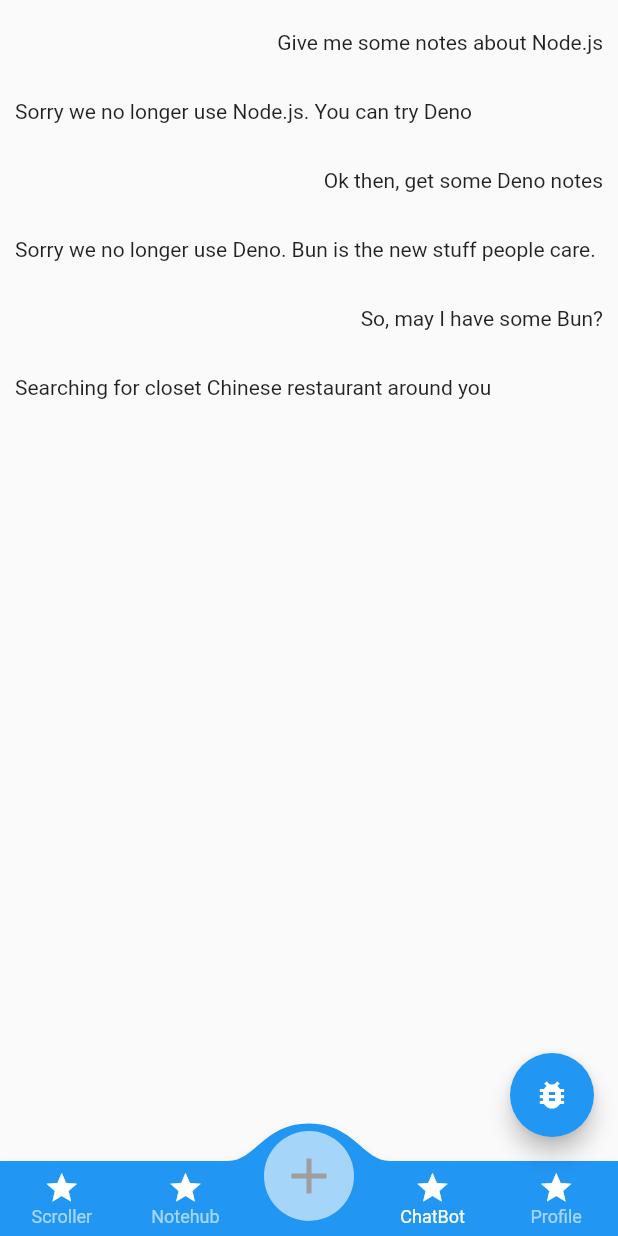
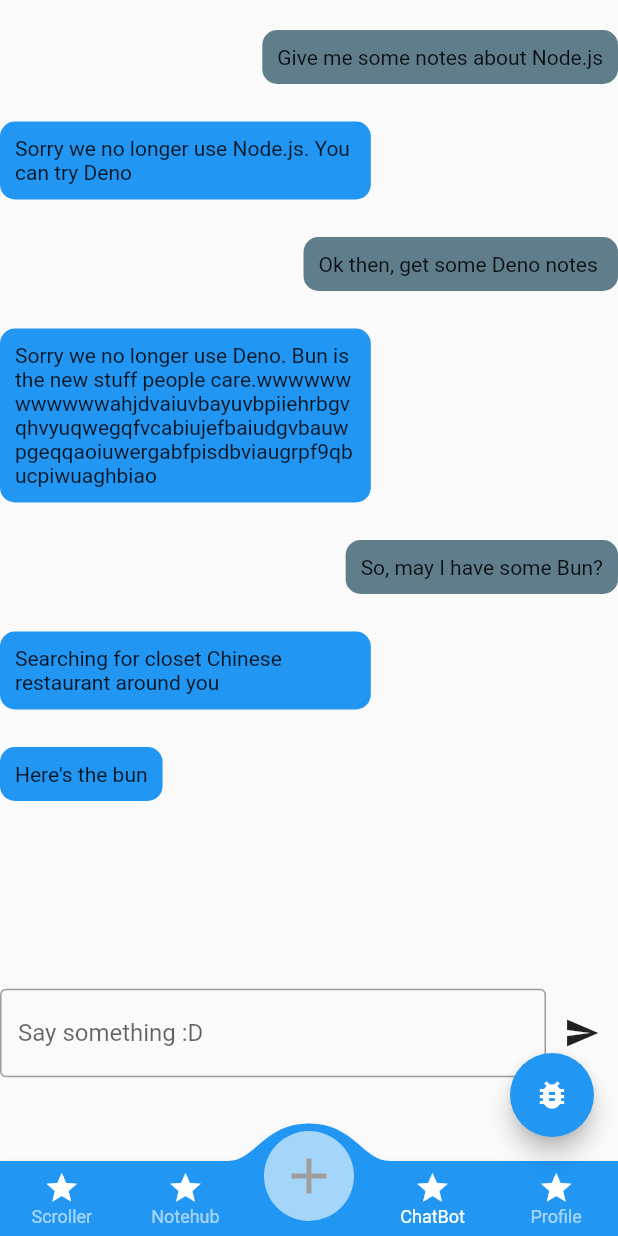
Before and after one commit to retroflux-mobile/Retroflux, a Flutter app: the screen it shows after launch, item 4 of the bottom bar chosen, on a phone screen of 412 x 824 dp. Run offline on Flutter 3.47's test engine with Material 2 defaults, Android fonts, the phone set to English and light mode, and no system bars; drawn by our look-alikes of convex_bottom_bar; our stand-ins replace cloud_firestore, file_picker, firebase_auth, firebase_core, firebase_storage, image_cropper and 2 more; missing offline and left inert: flutterfire_ui, tiktoklikescroller; accounts and stored records are empty; generated files the repository leaves out were written again.

Commit message:
Update chat UI

```diff
--- a/assets/chat_messages.json
+++ b/assets/chat_messages.json
@@ -17,7 +17,7 @@
     },
     {
       "isSender": false,
-      "contentString": "Sorry we no longer use Deno. Bun is the new stuff people care.",
+      "contentString": "Sorry we no longer use Deno. Bun is the new stuff people care.wwwwwwwwwwwwahjdvaiuvbayuvbpiiehrbgvqhvyuqwegqfvcabiujefbaiudgvbauwpgeqqaoiuwergabfpisdbviaugrpf9qbucpiwuaghbiao",
       "attachedFilePath": ""
     },
     {
@@ -29,6 +29,11 @@
       "isSender": false,
       "contentString": "Searching for closet Chinese restaurant around you",
       "attachedFilePath": ""
+    },
+    {
+      "isSender": false,
+      "contentString": "Here's the bun",
+      "attachedFilePath": ""
     }
   ]
 }
--- a/lib/screens/chatbot_screen.dart
+++ b/lib/screens/chatbot_screen.dart
@@ -16,6 +16,7 @@
 
 class _ChatbotScreenState extends State<ChatbotScreen> {
 
+  TextEditingController _chatInputController = TextEditingController();
   @override
   Widget build(BuildContext context) {
     final messageData = Provider.of<Chat>(context);
@@ -23,17 +24,63 @@
       future: getChatMessages(messageData),
       builder: (BuildContext context, AsyncSnapshot<void> snapshot) {
         List<ChatMessage> messages = messageData.loadedMessages;
-        return ListView.builder(
-            itemCount: messages.length,
-            itemBuilder: (BuildContext context, int index) {
-              return Padding(
-                padding: const EdgeInsets.fromLTRB(10,20,10,10),
-                child: Text(
-                  messages[index].contentString,
-                  textAlign: messages[index].isSender?TextAlign.end:TextAlign.start,
+        return Column(
+          mainAxisAlignment: MainAxisAlignment.start,
+          children: [
+            SizedBox(
+              height: MediaQuery.of(context).size.height*0.8,
+              width: MediaQuery.of(context).size.width,
+              child: ListView.builder(
+                  itemCount: messages.length,
+                  itemBuilder: (BuildContext context, int index) {
+                    ChatMessage message = messages[index];
+                    return Container(
+                      padding: EdgeInsets.fromLTRB(0, 20, 0, 5),
+                      alignment: message.isSender?Alignment.topRight:Alignment.topLeft,
+                      child: Container(
+                        constraints: BoxConstraints(
+                            maxWidth: MediaQuery.of(context).size.width*0.6
+                        ),
+                        padding: EdgeInsets.all(10),
+                        decoration: BoxDecoration(
+                          color: message.isSender?Colors.blueGrey:Colors.blue,
+                          borderRadius: BorderRadius.circular(10)
+                        ),
+                        child: Text(
+                          message.contentString,
+                        ),
+                      ),
+                    );
+                  }),
+            ),
+            Row(
+              children: [
+                Expanded(
+                  child: Container(
+                    child:TextField(
+                      controller: _chatInputController,
+                      decoration: const InputDecoration(
+                        border: OutlineInputBorder(),
+                        hintText: 'Say something :D',
+                      ),
+                    ),
+                  ),
                 ),
-              );
-            });
+                IconButton(
+                    onPressed: (){
+                      messageData.addMsg(
+                        ChatMessage(
+                            contentString: _chatInputController.text,
+                            isSender: true,
+                            attachedFilePath: "")
+                      );
+                      print(messageData.loadedMessages.length);
+                    },
+                    icon: Icon(Icons.send))
+              ],
+            )
+          ],
+        );
       }
     );
   }
--- a/lib/screens/homepage_screen.dart
+++ b/lib/screens/homepage_screen.dart
@@ -75,6 +75,7 @@
           Navigator.pushNamed(context, '/TestsScreen');
         },
       ),
+      resizeToAvoidBottomInset: false,
     );
   }
 }
--- a/lib/screens/profile_screen.dart
+++ b/lib/screens/profile_screen.dart
@@ -78,7 +78,7 @@
             child: Column(
               mainAxisAlignment: MainAxisAlignment.center,
               children: [
-                Container(
+                SizedBox(
                   height: 135,
                   width: 135,
                   child: Stack(children: [
```
Also changed, not shown: lib/screens/notehub_screen.dart (+6 -12 lines).
